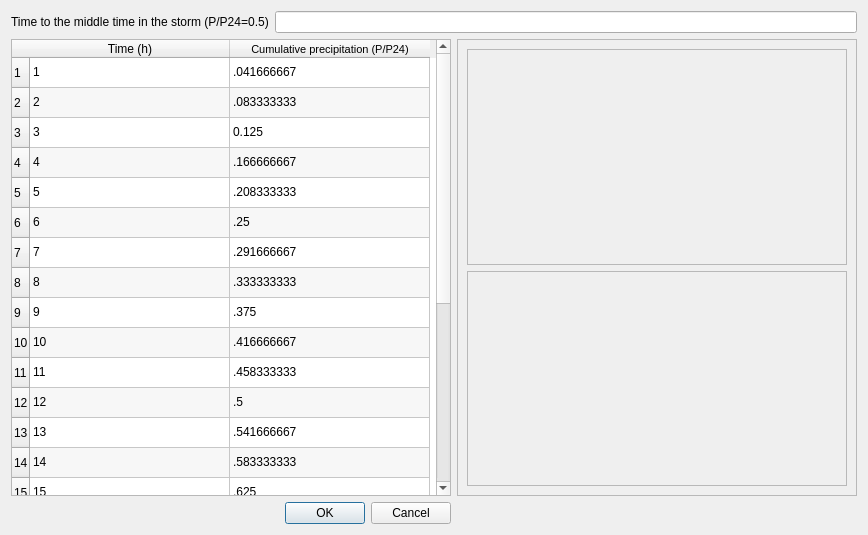
Inigobarbe/VFSMOD-GUI, file ui/user_defined_storm_type.ui: the form before one commit.
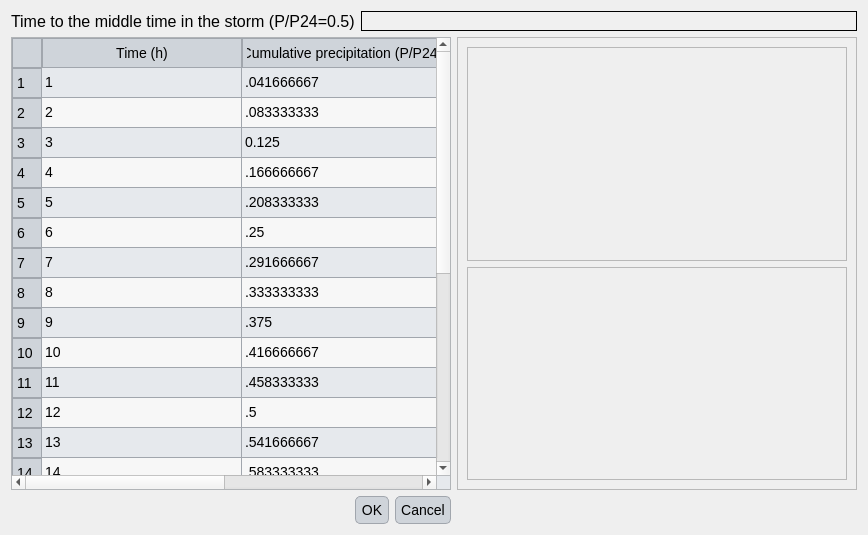
The form after the commit.

The edit to the form file:
```diff
--- a/ui/user_defined_storm_type.ui
+++ b/ui/user_defined_storm_type.ui
@@ -13,6 +13,109 @@
   <property name="windowTitle">
    <string>User defined storm type</string>
   </property>
+  <property name="styleSheet">
+   <string notr="true">QLabel {
+    font-family: 'Georgia'; /* Cambiar la fuente a Georgia */
+    font-size: 16px; /* Cambiar el tamaño de la fuente */
+    color: #000000; /* Color del texto (blanco) */
+}
+
+QLineEdit {
+    font-family: 'Georgia'; /* Cambiar la fuente a Georgia */
+    font-size: 14px; /* Cambiar el tamaño de la fuente */
+    color: #000000; /* Color del texto (blanco) */
+    background-color: #f0f0f0; /* Color de fondo del QLineEdit */
+    border: 1px solid #000000; /* Borde blanco */
+}
+
+QComboBox {
+    font-family: 'Georgia'; /* Cambiar la fuente a Georgia */
+    font-size: 14px; /* Cambiar el tamaño de la fuente */
+    color: #000000; /* Color del texto (blanco) */
+    background-color: #cfd4da; /* Fondo oscuro del ComboBox */
+}
+
+QRadioButton {
+    font-family: 'Georgia'; /* Cambiar la fuente a Georgia */
+    font-size: 14px; /* Cambiar el tamaño de la fuente */
+    color: #000000; /* Color del texto (blanco) */
+}
+
+QCheckBox {
+    font-family: 'Georgia'; /* Cambiar la fuente a Georgia */
+    font-size: 14px; /* Cambiar el tamaño de la fuente */
+    color: #000000; /* Color del texto (blanco) */
+}
+
+/* Cambiar la fuente y estilo de los QPushButton */
+QPushButton {
+    font-family: 'Georgia'; /* Cambiar la fuente */
+    font-size: 14px; /* Cambiar el tamaño de la fuente */
+    color: #000000; /* Color del texto negro */
+    background-color: #cfd4da; /* Fondo gris claro */
+    border: 1px solid #a1a6ad; /* Borde gris medio */
+    border-radius: 5px; /* Bordes redondeados */
+    padding: 5px; /* Espaciado interno */
+}
+
+/* Estilo cuando el ratón pasa sobre el botón */
+QPushButton:hover {
+    color: #000000; /* Mantener el texto negro */
+    background-color: #b7bcc3; /* Fondo gris un poco más oscuro al pasar el mouse */
+}
+
+/* Estilo cuando el botón está presionado */
+QPushButton:pressed {
+    background-color: #a6acb3; /* Fondo ligeramente más oscuro al presionar */
+    color: #000000; /* Mantener el texto negro cuando se presiona */
+}
+
+
+
+/* Estilo general para QTableWidget y QTableView */
+QTableWidget, QTableView {
+    font-family: 'Georgia'; /* Cambiar la fuente a Georgia */
+    font-size: 14px; /* Tamaño de la fuente */
+    color: #000000; /* Color del texto negro */
+    background-color: #e6e9ed; /* Fondo gris claro para la tabla */
+    gridline-color: #a1a6ad; /* Color de las líneas de la tabla (gris medio) */
+    selection-background-color: #b7bcc3; /* Color de fondo cuando se selecciona una celda (gris suave) */
+    selection-color: #000000; /* Color del texto cuando la celda está seleccionada (negro) */
+}
+
+/* Estilo para el encabezado horizontal de la tabla */
+QHeaderView::section {
+    font-family: 'Georgia'; /* Cambiar la fuente a Georgia */
+    font-size: 14px; /* Tamaño de la fuente */
+    color: #000000; /* Color del texto negro */
+    background-color: #cfd4da; /* Fondo gris claro del encabezado */
+    border: 1px solid #a1a6ad; /* Borde gris medio entre las secciones */
+    padding: 4px; /* Espaciado interno en el encabezado */
+}
+
+/* Estilo para las celdas de la tabla al pasar el mouse */
+QTableWidget::item:hover, QTableView::item:hover {
+    background-color: #b7bcc3; /* Fondo gris suave al pasar el mouse */
+    color: #000000; /* Mantener el texto negro */
+}
+
+/* Estilo para las celdas cuando están seleccionadas */
+QTableWidget::item:selected, QTableView::item:selected {
+    background-color: #a6acb3; /* Fondo gris intermedio cuando está seleccionado */
+    color: #000000; /* Texto negro cuando está seleccionado */
+}
+
+/* Ajustar el tamaño de las celdas */
+QTableWidget::item, QTableView::item {
+    padding: 4px; /* Espaciado interno de las celdas */
+}
+
+/* Estilo para el borde inferior de la tabla */
+QTableCornerButton::section {
+    background-color: #cfd4da; /* Fondo del botón de esquina */
+    border: 1px solid #a1a6ad; /* Borde gris medio del botón de esquina */
+}</string>
+  </property>
   <layout class="QGridLayout" name="gridLayout_2">
    <item row="0" column="0" colspan="2">
     <layout class="QHBoxLayout" name="horizontalLayout">
```
